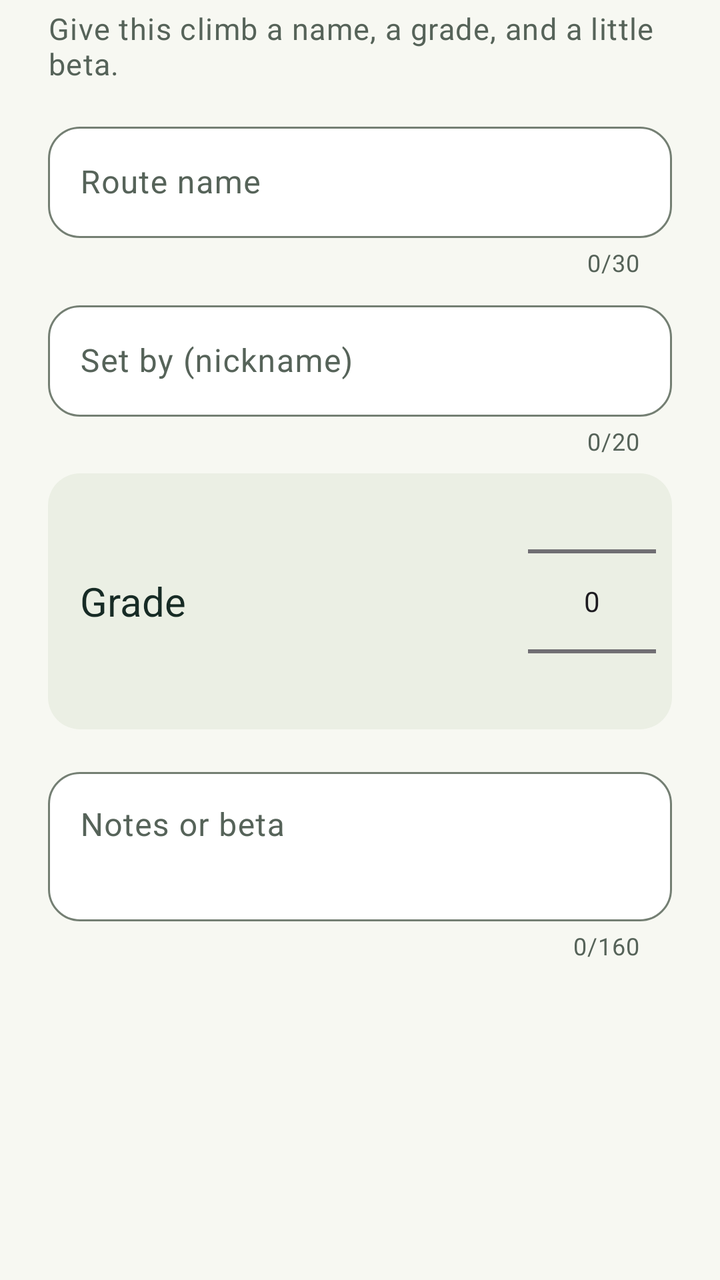
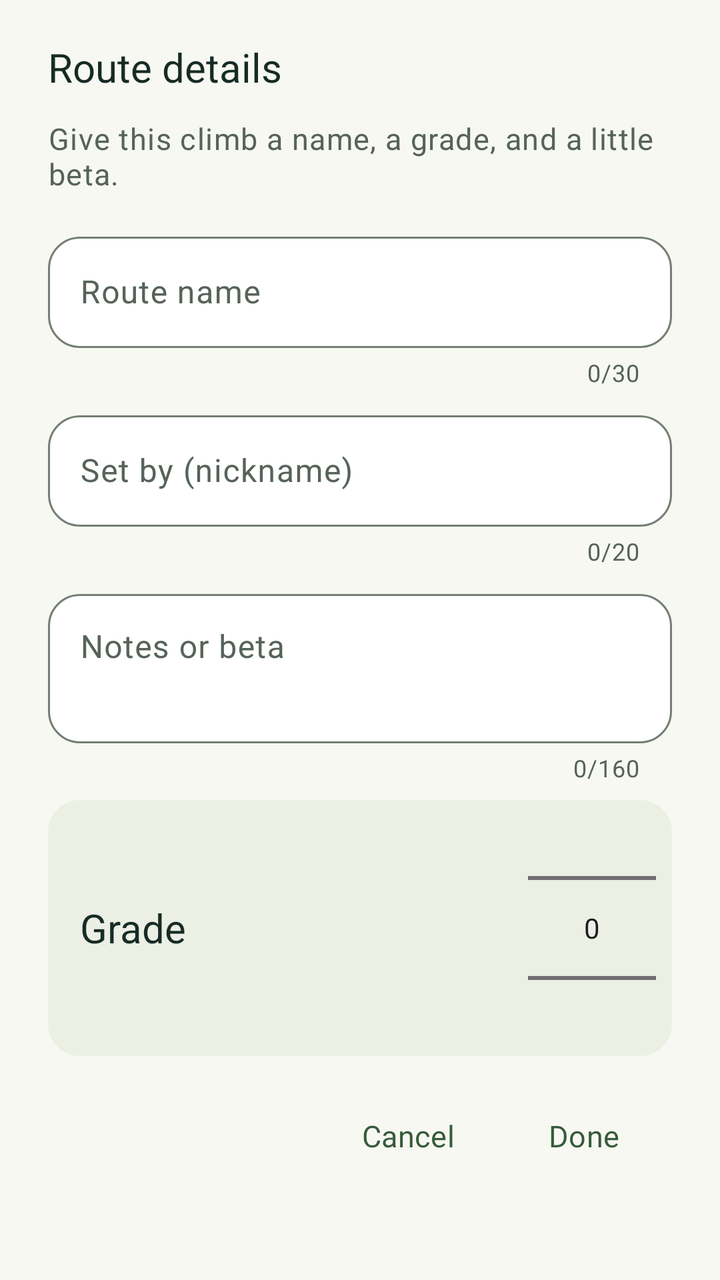

Screens rendered from an Android XML layout before and after an edit, with the pre-edit source and the edit as a unified diff.
<!-- AndroidManifest.xml: application theme AppTheme -->
<!-- res/layout/fragment_info.xml -->
<?xml version="1.0" encoding="utf-8"?>
<ScrollView xmlns:android="http://schemas.android.com/apk/res/android"
    xmlns:app="http://schemas.android.com/apk/res-auto"
    android:layout_width="match_parent"
    android:layout_height="wrap_content"
    android:fillViewport="true">
    <LinearLayout
        android:layout_width="match_parent"
        android:layout_height="wrap_content"
        android:orientation="vertical"
        android:paddingStart="24dp"
        android:paddingTop="4dp"
        android:paddingEnd="24dp"
        android:paddingBottom="12dp">
        <TextView
            android:layout_width="match_parent"
            android:layout_height="wrap_content"
            android:layout_marginBottom="16dp"
            android:text="@string/details_intro"
            android:textAppearance="@style/TextAppearance.Boulder.Body"
            android:textColor="@color/on_surface_variant" />
        <com.google.android.material.textfield.TextInputLayout
            style="@style/RouteTextInput"
            android:layout_width="match_parent"
            android:layout_height="wrap_content"
            android:hint="@string/problem_name"
            app:counterEnabled="true"
            app:counterMaxLength="30">
            <com.google.android.material.textfield.TextInputEditText
                android:id="@+id/etInfoProblemName"
                android:layout_width="match_parent"
                android:layout_height="wrap_content"
                android:imeOptions="actionNext"
                android:inputType="textCapSentences"
                android:maxLength="30"
                android:maxLines="1" />
        </com.google.android.material.textfield.TextInputLayout>
        <com.google.android.material.textfield.TextInputLayout
            style="@style/RouteTextInput"
            android:layout_width="match_parent"
            android:layout_height="wrap_content"
            android:layout_marginTop="8dp"
            android:hint="@string/author"
            app:counterEnabled="true"
            app:counterMaxLength="20">
            <com.google.android.material.textfield.TextInputEditText
                android:id="@+id/etInfoAuthor"
                android:layout_width="match_parent"
                android:layout_height="wrap_content"
                android:imeOptions="actionNext"
                android:inputType="textCapWords"
                android:maxLength="20"
                android:maxLines="1" />
        </com.google.android.material.textfield.TextInputLayout>
        <LinearLayout
            android:layout_width="match_parent"
            android:layout_height="wrap_content"
            android:layout_marginTop="8dp"
            android:layout_marginBottom="16dp"
            android:background="@drawable/grade_pill_background"
            android:gravity="center_vertical"
            android:orientation="horizontal"
            android:paddingStart="16dp"
            android:paddingEnd="8dp">
            <TextView
                android:id="@+id/grade_label"
                android:layout_width="0dp"
                android:layout_height="wrap_content"
                android:layout_weight="1"
                android:labelFor="@id/pickerGrade"
                android:text="@string/grade_label"
                android:textAppearance="@style/TextAppearance.Boulder.Title"
                android:textColor="@color/on_surface" />
            <NumberPicker
                android:id="@+id/pickerGrade"
                android:layout_width="wrap_content"
                android:layout_height="128dp"
                android:contentDescription="@string/grade_label"
                android:descendantFocusability="blocksDescendants" />
        </LinearLayout>
        <com.google.android.material.textfield.TextInputLayout
            style="@style/RouteTextInput"
            android:layout_width="match_parent"
            android:layout_height="wrap_content"
            android:hint="@string/comment"
            app:counterEnabled="true"
            app:counterMaxLength="160">
            <com.google.android.material.textfield.TextInputEditText
                android:id="@+id/etInfoComment"
                android:layout_width="match_parent"
                android:layout_height="wrap_content"
                android:gravity="top"
                android:inputType="textCapSentences|textMultiLine"
                android:maxLength="160"
                android:maxLines="4"
                android:minLines="2" />
        </com.google.android.material.textfield.TextInputLayout>
    </LinearLayout>
</ScrollView>
<!-- resources referenced by this layout -->
<resources>
  <color name="on_surface">#172B25</color>
  <color name="on_surface_variant">#566359</color>
  <!-- drawable grade_pill_background (drawable) -->
  <shape xmlns:android="http://schemas.android.com/apk/res/android">
      <solid android:color="@color/surface_container" />
      <corners android:radius="16dp" />
  </shape>
  <string name="author">Set by (nickname)</string>
  <string name="comment">Notes or beta</string>
  <string name="details_intro">Give this climb a name, a grade, and a little beta.</string>
  <string name="grade_label">Grade</string>
  <string name="problem_name">Route name</string>
  <style name="RouteTextInput" parent="Widget.Material3.TextInputLayout.OutlinedBox">
          <item name="boxBackgroundColor">@color/surface_high</item>
          <item name="boxCornerRadiusTopStart">16dp</item>
          <item name="boxCornerRadiusTopEnd">16dp</item>
          <item name="boxCornerRadiusBottomStart">16dp</item>
          <item name="boxCornerRadiusBottomEnd">16dp</item>
      </style>
  <style name="TextAppearance.Boulder.Body" parent="TextAppearance.Material3.BodyLarge">
          <item name="android:textSize">15sp</item>
          <item name="android:textColor">@color/on_surface_variant</item>
      </style>
  <style name="TextAppearance.Boulder.Title" parent="TextAppearance.Material3.TitleLarge">
          <item name="fontFamily">@font/outfit_semibold</item>
          <item name="android:fontFamily">@font/outfit_semibold</item>
          <item name="android:textSize">20sp</item>
          <item name="android:textColor">@color/on_surface</item>
      </style>
  <color name="surface_container">#EBEFE4</color>
  <color name="surface_high">#FFFFFF</color>
  <color name="colorPrimary">#365B3A</color>
  <color name="on_primary">#FFFFFF</color>
  <color name="primary_container">#E7F1C4</color>
  <color name="on_primary_container">#243A22</color>
  <color name="colorAccent">#506538</color>
  <color name="secondary_container">#EEE8DB</color>
  <color name="on_secondary_container">#454737</color>
  <color name="app_surface">#F7F8F2</color>
  <color name="outline">#747F73</color>
  <color name="outline_variant">#D7DDCF</color>
  <color name="app_background">#F7F8F2</color>
  <style name="TextAppearance.Boulder.Display" parent="TextAppearance.Material3.HeadlineLarge">
          <item name="fontFamily">@font/outfit_bold</item>
          <item name="android:fontFamily">@font/outfit_bold</item>
          <item name="android:textSize">34sp</item>
          <item name="android:letterSpacing">-0.025</item>
          <item name="android:textColor">@color/on_surface</item>
      </style>
  <style name="TextAppearance.Boulder.Headline" parent="TextAppearance.Material3.HeadlineMedium">
          <item name="fontFamily">@font/outfit_bold</item>
          <item name="android:fontFamily">@font/outfit_bold</item>
          <item name="android:textSize">28sp</item>
          <item name="android:letterSpacing">-0.02</item>
          <item name="android:textColor">@color/on_surface</item>
      </style>
  <style name="ThemeOverlay.Boulder.Dialog" parent="ThemeOverlay.Material3.MaterialAlertDialog">
          <item name="shapeAppearanceMediumComponent">@style/ShapeAppearance.Boulder.Dialog</item>
          <item name="materialAlertDialogTitleTextStyle">@style/MaterialAlertDialog.Boulder.Title.Text</item>
          <item name="colorSurface">@color/app_surface</item>
      </style>
  <style name="ShapeAppearance.Boulder.Dialog" parent="ShapeAppearance.Material3.Corner.ExtraLarge">
          <item name="cornerSize">28dp</item>
      </style>
  <style name="MaterialAlertDialog.Boulder.Title.Text" parent="MaterialAlertDialog.Material3.Title.Text">
          <item name="android:textAppearance">@style/TextAppearance.Boulder.Title</item>
      </style>
  <!-- unchanged entries left out for length: 2 -->
</resources>

<!-- the commit's change to res/layout/fragment_info.xml (unified diff, before → after) -->
@@ -1,9 +1,9 @@
 <?xml version="1.0" encoding="utf-8"?>
 <ScrollView xmlns:android="http://schemas.android.com/apk/res/android"
     xmlns:app="http://schemas.android.com/apk/res-auto"
+    android:id="@+id/info_scroll"
     android:layout_width="match_parent"
-    android:layout_height="wrap_content"
-    android:fillViewport="true">
+    android:layout_height="wrap_content">
     <LinearLayout
         android:layout_width="match_parent"
         android:layout_height="wrap_content"
@@ -12,6 +12,15 @@
         android:paddingTop="4dp"
         android:paddingEnd="24dp"
         android:paddingBottom="12dp">
+        <TextView
+            android:id="@+id/info_title"
+            android:layout_width="match_parent"
+            android:layout_height="wrap_content"
+            android:layout_marginTop="16dp"
+            android:layout_marginBottom="12dp"
+            android:text="@string/route_details"
+            android:textAppearance="@style/TextAppearance.Boulder.Title"
+            android:textColor="@color/on_surface" />
         <TextView
             android:layout_width="match_parent"
             android:layout_height="wrap_content"
@@ -30,7 +39,9 @@
                 android:id="@+id/etInfoProblemName"
                 android:layout_width="match_parent"
                 android:layout_height="wrap_content"
-                android:imeOptions="actionNext"
+                android:imeOptions="actionNext|flagNoExtractUi"
+                android:nextFocusForward="@id/etInfoAuthor"
+                android:nextFocusDown="@id/etInfoAuthor"
                 android:inputType="textCapSentences"
                 android:maxLength="30"
                 android:maxLines="1" />
@@ -47,10 +58,31 @@
                 android:id="@+id/etInfoAuthor"
                 android:layout_width="match_parent"
                 android:layout_height="wrap_content"
-                android:imeOptions="actionNext"
+                android:imeOptions="actionNext|flagNoExtractUi"
+                android:nextFocusForward="@id/etInfoComment"
+                android:nextFocusDown="@id/etInfoComment"
                 android:inputType="textCapWords"
                 android:maxLength="20"
                 android:maxLines="1" />
+        </com.google.android.material.textfield.TextInputLayout>
+        <com.google.android.material.textfield.TextInputLayout
+            style="@style/RouteTextInput"
+            android:layout_width="match_parent"
+            android:layout_height="wrap_content"
+            android:layout_marginTop="8dp"
+            android:hint="@string/comment"
+            app:counterEnabled="true"
+            app:counterMaxLength="160">
+            <com.google.android.material.textfield.TextInputEditText
+                android:id="@+id/etInfoComment"
+                android:layout_width="match_parent"
+                android:layout_height="wrap_content"
+                android:gravity="top"
+                android:imeOptions="flagNoExtractUi"
+                android:inputType="textCapSentences|textMultiLine"
+                android:maxLength="160"
+                android:maxLines="4"
+                android:minLines="2" />
         </com.google.android.material.textfield.TextInputLayout>
         <LinearLayout
             android:layout_width="match_parent"
@@ -78,22 +110,25 @@
                 android:contentDescription="@string/grade_label"
                 android:descendantFocusability="blocksDescendants" />
         </LinearLayout>
-        <com.google.android.material.textfield.TextInputLayout
-            style="@style/RouteTextInput"
+        <LinearLayout
             android:layout_width="match_parent"
             android:layout_height="wrap_content"
-            android:hint="@string/comment"
-            app:counterEnabled="true"
-            app:counterMaxLength="160">
-            <com.google.android.material.textfield.TextInputEditText
-                android:id="@+id/etInfoComment"
-                android:layout_width="match_parent"
+            android:gravity="end"
+            android:orientation="horizontal">
+            <com.google.android.material.button.MaterialButton
+                android:id="@+id/info_cancel"
+                style="@style/Widget.Material3.Button.TextButton"
+                android:layout_width="wrap_content"
                 android:layout_height="wrap_content"
-                android:gravity="top"
-                android:inputType="textCapSentences|textMultiLine"
-                android:maxLength="160"
-                android:maxLines="4"
-                android:minLines="2" />
-        </com.google.android.material.textfield.TextInputLayout>
+                android:minHeight="48dp"
+                android:text="@string/cancel" />
+            <com.google.android.material.button.MaterialButton
+                android:id="@+id/info_done"
+                style="@style/Widget.Material3.Button.TextButton"
+                android:layout_width="wrap_content"
+                android:layout_height="wrap_content"
+                android:minHeight="48dp"
+                android:text="@string/ok" />
+        </LinearLayout>
     </LinearLayout>
 </ScrollView>
<!-- resource entries referenced after the edit -->
@@ -8,10 +8,13 @@
       <corners android:radius="16dp" />
   </shape>
   <string name="author">Set by (nickname)</string>
+  <string name="cancel">Cancel</string>
   <string name="comment">Notes or beta</string>
   <string name="details_intro">Give this climb a name, a grade, and a little beta.</string>
   <string name="grade_label">Grade</string>
+  <string name="ok">Done</string>
   <string name="problem_name">Route name</string>
+  <string name="route_details">Route details</string>
   <style name="RouteTextInput" parent="Widget.Material3.TextInputLayout.OutlinedBox">
           <item name="boxBackgroundColor">@color/surface_high</item>
           <item name="boxCornerRadiusTopStart">16dp</item>
